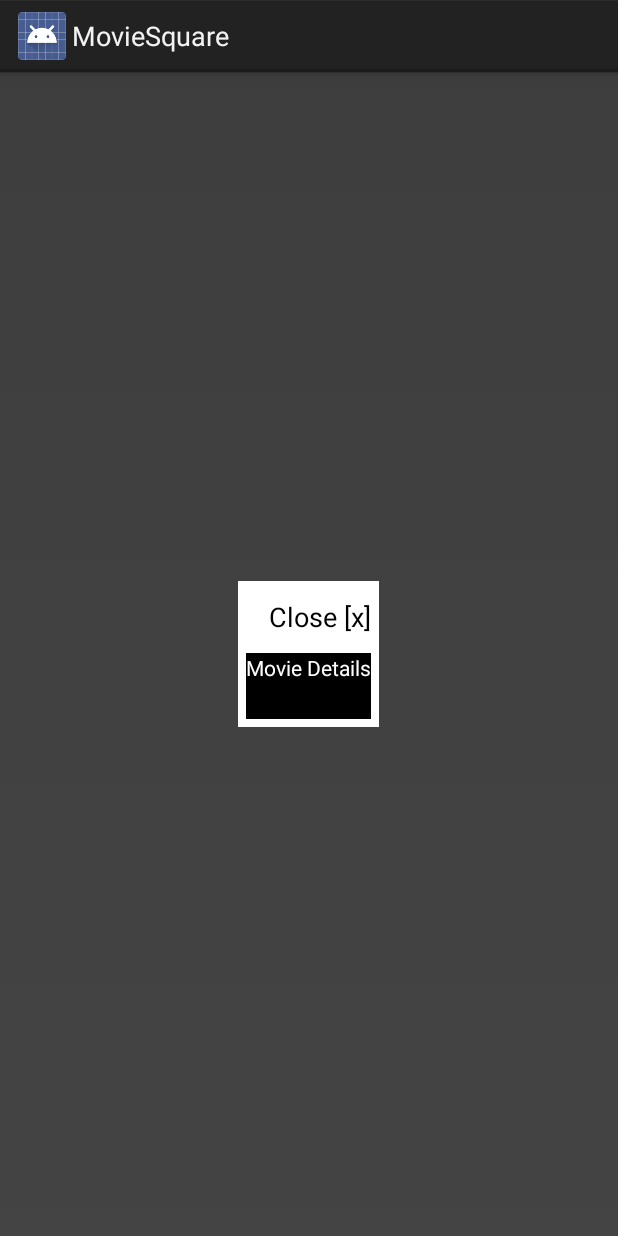
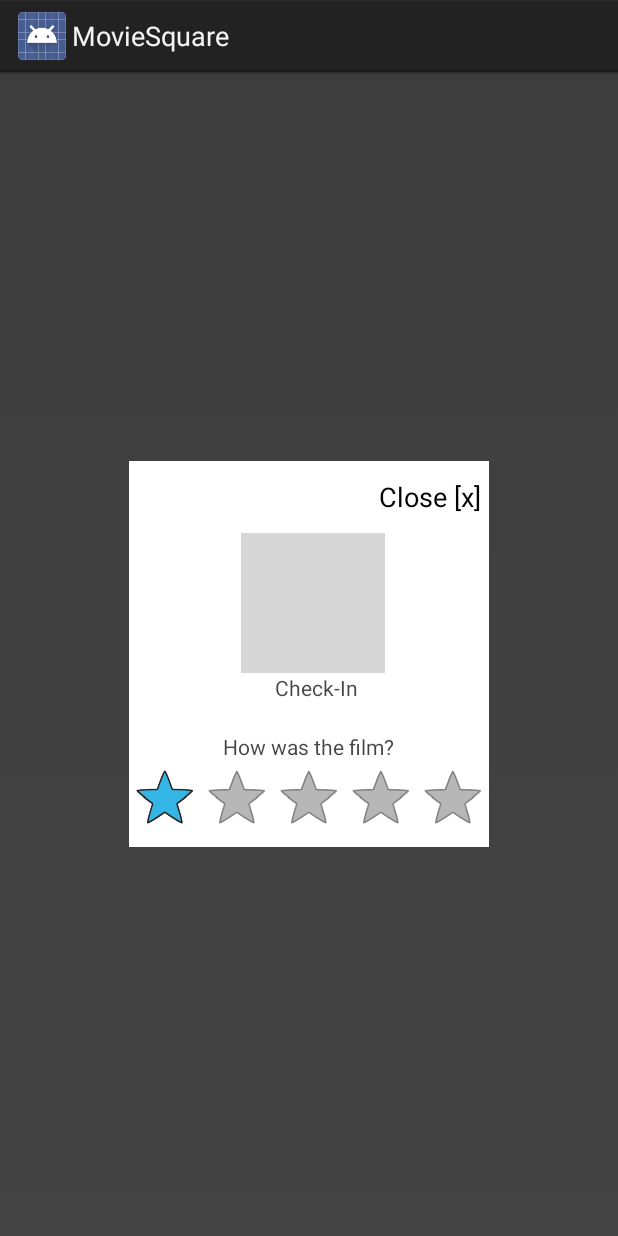
Before and after one commit to jdogg2k/MovieSquareProject, an Android app: the layout activity_movie_info.xml on its own in the app's theme, with its tools: preview values and no code run, on a phone screen of 412 x 824 dp. Run offline under Robolectric (Android 15) with nearby library versions, the phone set to English and light mode, and no system bars; grey boxes are pictures that could not be loaded.

Commit message:
added popup with fandango content

```diff
--- a/MovieSquare/src/main/java/com/jorose/moviesquare/MainActivity.java
+++ b/MovieSquare/src/main/java/com/jorose/moviesquare/MainActivity.java
@@ -237,7 +237,7 @@ public class MainActivity extends Activity {
     private void ensureUi() {
         boolean isAuthorized = !TextUtils.isEmpty(ExampleTokenStore.get().getToken());
 
-        TextView tvTitle = (TextView) findViewById(R.id.viewTitle);
+        /*TextView tvTitle = (TextView) findViewById(R.id.viewTitle);
         tvTitle.setVisibility(isAuthorized ? View.VISIBLE : View.GONE);
 
         Button btnLogin = (Button) findViewById(R.id.btnLogin);
@@ -258,7 +258,7 @@ public class MainActivity extends Activity {
                     startActivityForResult(intent, REQUEST_CODE_FSQ_CONNECT);
                 }
             }
-        });
+        });*/
 
         if (isAuthorized){
             //childList = new GetChildList();
--- a/MovieSquare/src/main/res/layout/activity_movie_info.xml
+++ b/MovieSquare/src/main/res/layout/activity_movie_info.xml
@@ -22,6 +22,13 @@
             android:layout_marginRight="5dp"
             android:background="@color/colorPopUpMarcoWindow"
             android:text="@string/closebutton" />
+        <LinearLayout
+                android:layout_width="wrap_content"
+                android:layout_height="wrap_content"
+                android:background="@color/colorPopUpMarcoWindow"
+                android:gravity="center"
+                android:orientation="horizontal"
+                android:layout_gravity="center_horizontal">
 
         <LinearLayout
             android:layout_width="wrap_content"
@@ -29,24 +36,68 @@
             android:layout_marginBottom="5dp"
             android:layout_marginLeft="5dp"
             android:layout_marginRight="5dp"
-            android:background="@color/colorPopUpWindow"
+            android:background="@color/colorPopUpMarcoWindow"
             android:gravity="center"
             android:orientation="vertical" >
-
-            <TextView
-                android:id="@+id/textView1"
-                android:layout_width="wrap_content"
-                android:layout_height="wrap_content"
-                android:text="Movie Details"
-                android:textColor="@color/colorPopUpMarcoWindow" />
 
             <TextView
                 android:id="@+id/selMovieName"
                 android:layout_width="wrap_content"
                 android:layout_height="wrap_content"
-                android:layout_marginTop="5dp"
-                android:textColor="@color/colorPopUpMarcoWindow" />
+                android:layout_marginTop="8dp"
+                android:textStyle="bold"
+                android:textColor="@color/colorPopUp" />
+            <TextView
+                    android:id="@+id/selMovieInfo"
+                    android:layout_width="wrap_content"
+                    android:layout_height="wrap_content"
+                    android:layout_marginTop="4dp"
+                    android:textSize="8dp"
+                    android:textColor="@color/colorPopUp" />
+            <ImageView
+                    android:id="@+id/posterImage"
+                    android:layout_marginTop="8dp"
+                    android:layout_width="wrap_content"
+                    android:layout_height="wrap_content" />
         </LinearLayout>
+            <LinearLayout
+                    android:layout_width="wrap_content"
+                    android:layout_height="wrap_content"
+                    android:layout_marginBottom="5dp"
+                    android:layout_marginLeft="5dp"
+                    android:layout_marginRight="5dp"
+                    android:background="@color/colorPopUpMarcoWindow"
+                    android:gravity="center"
+                    android:orientation="vertical" >
+            <Button
+                    android:id="@+id/checkInButton"
+                    android:layout_width="wrap_content"
+                    android:layout_height="wrap_content"
+                    android:layout_gravity="right"
+                    android:layout_marginRight="5dp"
+                    android:background="@drawable/foursquare_button"/>
+                <TextView
+                        android:id="@+id/checkInText"
+                        android:layout_width="wrap_content"
+                        android:layout_height="wrap_content"
+                        android:text="Check-In"
+                        android:textColor="@color/colorPopUp" />
+                </LinearLayout>
+        </LinearLayout>
+        <TextView
+                android:id="@+id/textView1"
+                android:layout_width="wrap_content"
+                android:layout_height="wrap_content"
+                android:layout_marginTop="12dp"
+                android:text="How was the film?"
+                android:textColor="@color/colorPopUp" />
+        <RatingBar
+                android:id="@+id/ratingBar"
+                android:layout_width="wrap_content"
+                android:layout_height="wrap_content"
+                android:numStars="5"
+                android:stepSize="0.5"
+                android:rating="1.0" />
     </LinearLayout>
 
 </LinearLayout>
```
Also changed, not shown: MovieSquare/src/main/java/com/jorose/moviesquare/MovieShowings.java (+54 -2 lines), MovieSquare/src/main/res/layout/activity_main.xml (+0 -15 lines).
